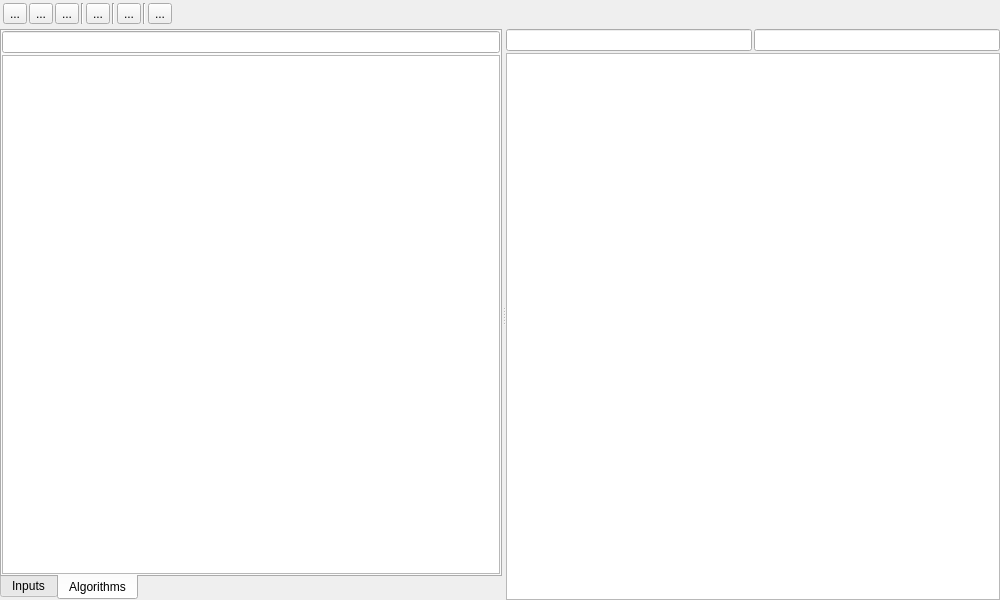
First picture: the form in python/plugins/processing/ui/DlgModeler.ui, repository qgis/QGIS, before the edit.
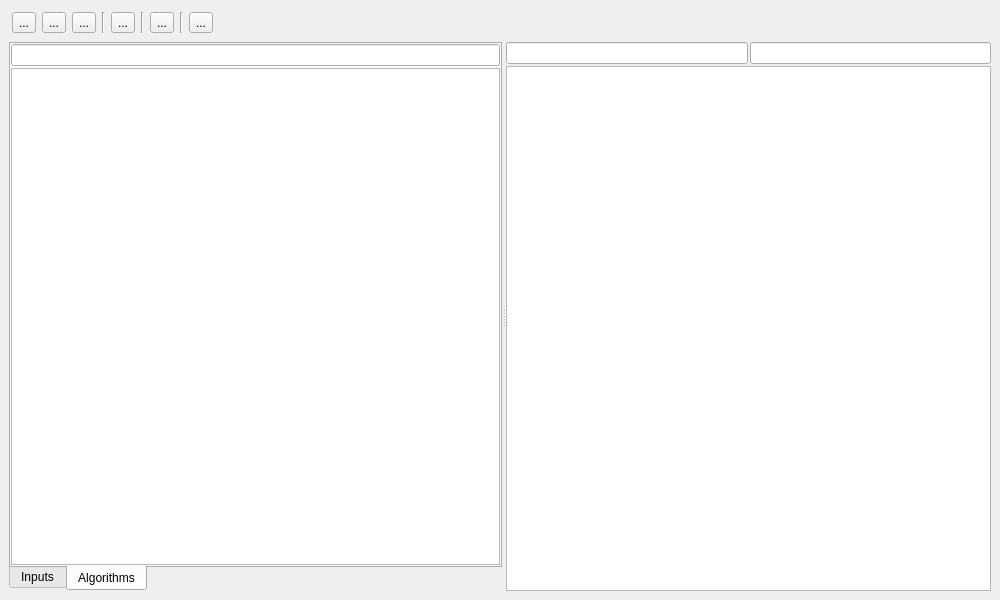
Second picture: the form after the edit. Custom widgets are drawn as their Qt base class.

```diff
--- a/python/plugins/processing/ui/DlgModeler.ui
+++ b/python/plugins/processing/ui/DlgModeler.ui
@@ -15,15 +15,15 @@
   </property>
   <layout class="QVBoxLayout" name="verticalLayout">
    <property name="spacing">
-    <number>2</number>
+    <number>6</number>
    </property>
    <property name="margin">
-    <number>0</number>
+    <number>9</number>
    </property>
    <item>
     <layout class="QHBoxLayout" name="horizontalLayout">
      <property name="spacing">
-      <number>-1</number>
+      <number>6</number>
      </property>
      <property name="margin">
       <number>3</number>
```
